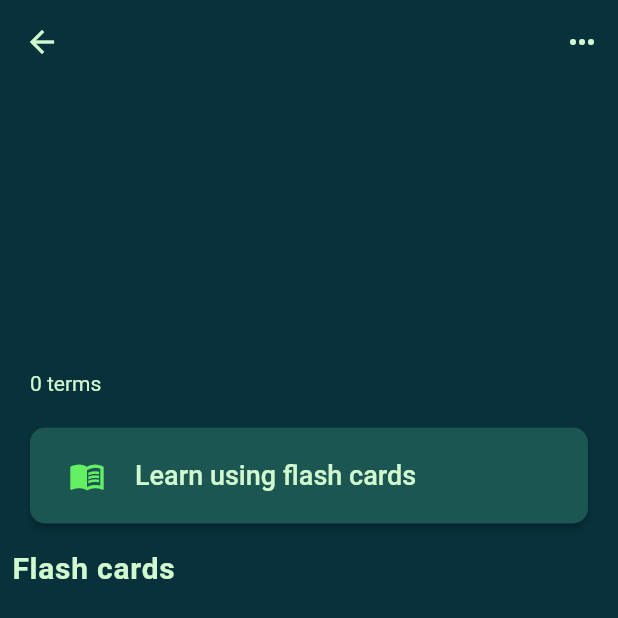
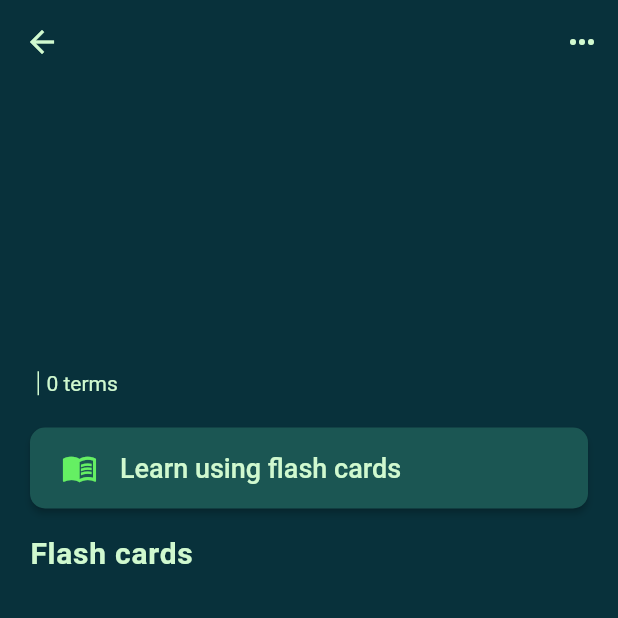
Before and after one commit to Desu1243/Fisher, a Flutter app: the CardsPage screen opened directly with empty values, on a phone screen of 412 x 824 dp. Shown: the top 618 px of the screen. Run offline on Flutter 3.47's test engine with Material 2 defaults, Android fonts, the phone set to English and light mode, and no system bars; our stand-ins replace flutter_spinkit; statements that could not run were skipped.

Commit message:
small changes to cards page

```diff
--- a/lib/pages/cards.dart
+++ b/lib/pages/cards.dart
@@ -71,7 +71,7 @@ class _CardsPageState extends State<CardsPage> {
           Container(
             color: theme.background,
             child: Padding(
-              padding: const EdgeInsets.all(8.0),
+              padding: const EdgeInsets.symmetric(vertical: 8, horizontal: 20),
               child: Row(
                 children: [
                   Text(
@@ -85,8 +85,7 @@ class _CardsPageState extends State<CardsPage> {
                   Padding(
                     padding:
                         const EdgeInsets.symmetric(horizontal: 5, vertical: 2),
-                    child: VerticalDivider(
-                        width: 2.0, color: theme.onPrimary, thickness: 2.0),
+                    child: Container(color: theme.secondary, height: 16, width: 1,)
                   ),
                   Text("${data.collection.length} terms",
                       style: TextStyle(color: theme.secondary)),
@@ -105,7 +104,7 @@ class _CardsPageState extends State<CardsPage> {
                             borderRadius: BorderRadius.circular(10)))),
                     child: Row(children: [
                       Padding(
-                        padding: const EdgeInsets.fromLTRB(10, 20, 20, 20),
+                        padding: const EdgeInsets.fromLTRB(5, 15, 15, 15),
                         child: Icon(
                           Icons.menu_book,
                           color: theme.surface,
@@ -122,7 +121,7 @@ class _CardsPageState extends State<CardsPage> {
           Container(
             color: theme.background,
             child: Padding(
-              padding: const EdgeInsets.all(8.0),
+              padding: const EdgeInsets.symmetric(vertical: 8, horizontal: 20),
               child: Row(
                 children: [
                   Text(
```
